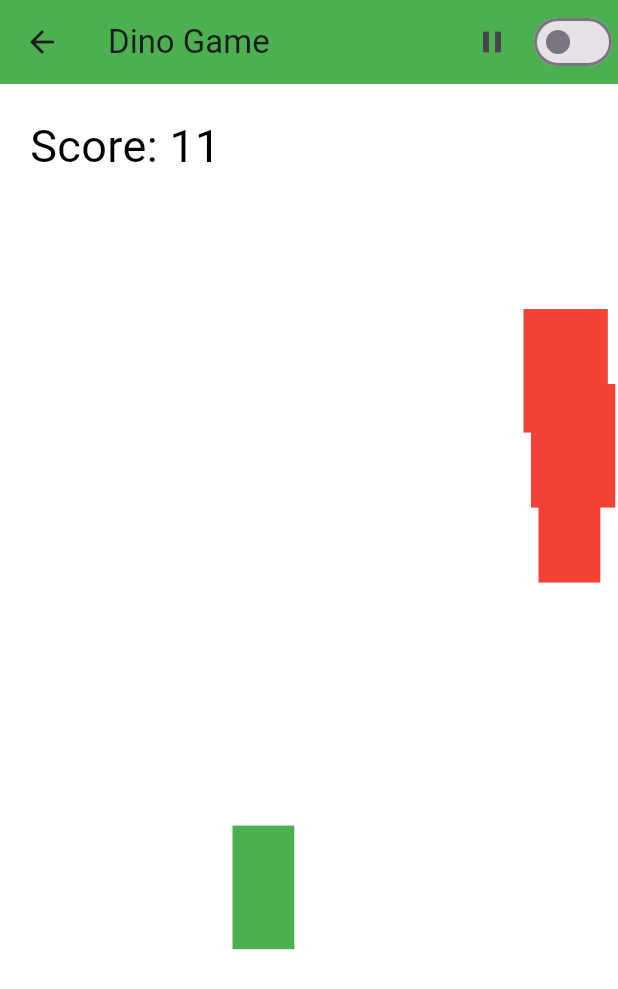
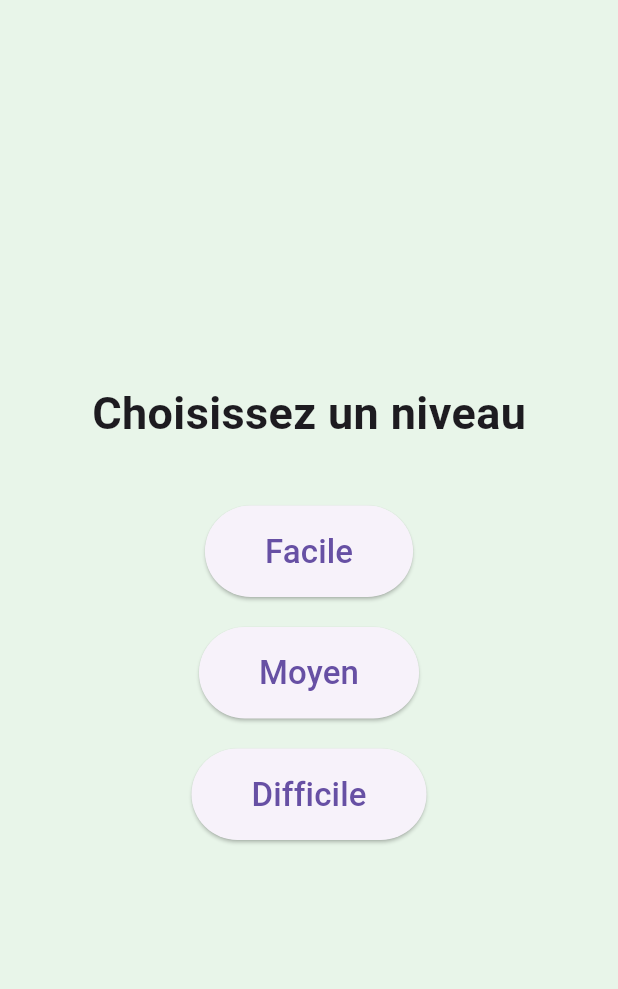
Before and after one commit to santultimate/Dino_Game, a Flutter app: the screen it shows after launch, after a tap on "Start Game", on a phone screen of 412 x 824 dp. Shown: the top 989 px of the screen. Run offline on Flutter 3.47's test engine with Material 3 defaults, Android fonts, the light colour scheme and no system bars; our stand-ins replace audioplayers, shared_preferences.

Commit message:
ajout difficulté niveaux

```diff
--- a/lib/main.dart
+++ b/lib/main.dart
@@ -1,9 +1,14 @@
 import 'dart:async';
+import 'dart:math';
 import 'package:flutter/material.dart';
 import 'package:audioplayers/audioplayers.dart';
 import 'package:shared_preferences/shared_preferences.dart';
 
 void main() => runApp(DinoGame());
+
+enum Difficulty { Easy, Medium, Hard }
+
+Difficulty selectedDifficulty = Difficulty.Medium;
 
 class DinoGame extends StatelessWidget {
   @override
@@ -22,16 +27,67 @@ class StartScreen extends StatelessWidget {
     return Scaffold(
       backgroundColor: Colors.green[100],
       body: Center(
-        child: ElevatedButton(
+        child: Column(
+          mainAxisAlignment: MainAxisAlignment.center,
+          children: [
+            Text(
+              '🐾 Dino Game 🦖',
+              style: TextStyle(
+                fontSize: 40,
+                fontWeight: FontWeight.bold,
+                color: Colors.green[800],
+              ),
+            ),
+            SizedBox(height: 50),
+            ElevatedButton(
               onPressed: () {
                 Navigator.push(
                   context,
-              MaterialPageRoute(builder: (context) => DinoGameScreen()),
+                  MaterialPageRoute(builder: (context) => DifficultySelectionScreen()),
                 );
               },
-          style: ElevatedButton.styleFrom(padding: EdgeInsets.symmetric(horizontal: 30, vertical: 15)),
+              style: ElevatedButton.styleFrom(
+                padding: EdgeInsets.symmetric(horizontal: 30, vertical: 15),
+              ),
               child: Text('Start Game', style: TextStyle(fontSize: 24)),
             ),
+          ],
+        ),
+      ),
+    );
+  }
+}
+
+class DifficultySelectionScreen extends StatelessWidget {
+  @override
+  Widget build(BuildContext context) {
+    return Scaffold(
+      backgroundColor: Colors.green[50],
+      body: Center(
+        child: Column(
+          mainAxisAlignment: MainAxisAlignment.center,
+          children: [
+            Text('Choisissez un niveau', style: TextStyle(fontSize: 30, fontWeight: FontWeight.bold)),
+            SizedBox(height: 30),
+            _buildDifficultyButton(context, 'Facile', Difficulty.Easy),
+            _buildDifficultyButton(context, 'Moyen', Difficulty.Medium),
+            _buildDifficultyButton(context, 'Difficile', Difficulty.Hard),
+          ],
+        ),
+      ),
+    );
+  }
+
+  Widget _buildDifficultyButton(BuildContext context, String label, Difficulty level) {
+    return Padding(
+      padding: const EdgeInsets.symmetric(vertical: 10),
+      child: ElevatedButton(
+        onPressed: () {
+          selectedDifficulty = level;
+          Navigator.push(context, MaterialPageRoute(builder: (_) => DinoGameScreen()));
+        },
+        style: ElevatedButton.styleFrom(padding: EdgeInsets.symmetric(horizontal: 40, vertical: 15)),
+        child: Text(label, style: TextStyle(fontSize: 22)),
       ),
     );
   }
@@ -44,7 +100,8 @@ class DinoGameScreen extends StatefulWidget {
 
 class _DinoGameScreenState extends State<DinoGameScreen> {
   final AudioCache _audioCache = AudioCache(prefix: 'assets/');
-  final AudioPlayer _bgmPlayer = AudioPlayer();
+  AudioPlayer? _bgmPlayer;
+  AudioPlayer? _effectPlayer;
 
   bool isJumping = false;
   bool isGameOver = false;
@@ -53,26 +110,45 @@ class _DinoGameScreenState extends State<DinoGameScreen> {
   int gameSpeed = 5;
   int score = 0;
   List<Obstacle> obstacles = [];
+  Random random = Random();
 
-  double dinosaurSize = 0.1; // Taille relative du dinosaure
-  double obstacleSize = 0.1; // Taille relative des obstacles
-  double dinosaurYPosition = 0.6; // Position verticale fixe du dinosaure
-  double dinosaurXPosition = 100; // Position horizontale du dinosaure
+  double dinosaurSize = 0.1;
+  double obstacleSize = 0.1;
+
+  double gameOverOpacity = 0;
+  double gameOverScale = 0.8;
 
   @override
   void initState() {
     super.initState();
-    _audioCache.loadAll(['jump.mp3', 'crash.mp3', 'bgm.mp3']);
-    _audioCache.loop('bgm.mp3').then((player) => _bgmPlayer.setVolume(0.3));
+
+    switch (selectedDifficulty) {
+      case Difficulty.Easy:
+        gameSpeed = 3;
+        break;
+      case Difficulty.Medium:
+        gameSpeed = 5;
+        break;
+      case Difficulty.Hard:
+        gameSpeed = 7;
+        break;
+    }
+
+    _initializeAudio();
     startGame();
     Timer.periodic(Duration(seconds: 1), (_) => increaseDifficulty());
   }
 
+  Future<void> _initializeAudio() async {
+    await _audioCache.loadAll(['jump.mp3', 'crash.mp3', 'bgm.mp3', 'gameover.mp3']);
+    _bgmPlayer?.stop();
+    _bgmPlayer = await _audioCache.loop('bgm.mp3');
+    _bgmPlayer?.setVolume(0.3);
+  }
+
   void jump() {
     if (isJumping || isPaused || isGameOver) return;
-    setState(() {
-      isJumping = true;
-    });
+    setState(() => isJumping = true);
     _audioCache.play('jump.mp3');
     Timer(Duration(milliseconds: 500), () => setState(() => isJumping = false));
   }
@@ -85,9 +161,21 @@ class _DinoGameScreenState extends State<DinoGameScreen> {
 
   void checkCollisions() {
     for (var obstacle in obstacles) {
-      if (obstacle.x < dinosaurXPosition + 50 && obstacle.x > dinosaurXPosition - 50 && !isJumping) {
+      if (obstacle.x < 100 + 50 && obstacle.x > 100 - 50 && !isJumping) {
         _audioCache.play('crash.mp3');
-        setState(() => isGameOver = true);
+        _audioCache.play('gameover.mp3');
+        _bgmPlayer?.stop();
+        setState(() {
+          isGameOver = true;
+          gameOverOpacity = 0;
+          gameOverScale = 0.8;
+        });
+        Future.delayed(Duration(milliseconds: 50), () {
+          setState(() {
+            gameOverOpacity = 1;
+            gameOverScale = 1.0;
+          });
+        });
         break;
       }
     }
@@ -96,7 +184,8 @@ class _DinoGameScreenState extends State<DinoGameScreen> {
   void addObstacle() {
     if (!isPaused && !isGameOver) {
       setState(() {
-        obstacles.add(Obstacle(x: 400, y: 150 + (50 * (obstacles.length % 3))));
+        double randomOffset = random.nextInt(200).toDouble();
+        obstacles.add(Obstacle(x: 400 + randomOffset));
       });
     }
   }
@@ -120,18 +209,13 @@ class _DinoGameScreenState extends State<DinoGameScreen> {
       }
       if (!isPaused) {
         setState(() {
-          // Faire avancer le dinosaure à chaque tick
-          dinosaurXPosition += 5;
-
-          // Déplacer les obstacles
           for (var obstacle in obstacles) {
             obstacle.x -= gameSpeed;
           }
           obstacles.removeWhere((obstacle) => obstacle.x < 0);
           score++;
           checkCollisions();
-
-          if (obstacles.length < 5) addObstacle();
+          if (obstacles.length < 3) addObstacle();
         });
       }
     });
@@ -147,17 +231,15 @@ class _DinoGameScreenState extends State<DinoGameScreen> {
 
   @override
   void dispose() {
-    _bgmPlayer.stop();
+    _bgmPlayer?.stop();
+    _bgmPlayer?.dispose();
     super.dispose();
   }
 
   @override
   Widget build(BuildContext context) {
-    // Obtenir les dimensions de l'écran
     double screenWidth = MediaQuery.of(context).size.width;
     double screenHeight = MediaQuery.of(context).size.height;
-
-    // Calculer les tailles des objets en fonction de l'écran
     double dinosaurWidth = screenWidth * dinosaurSize;
     double dinosaurHeight = screenHeight * dinosaurSize;
     double obstacleWidth = screenWidth * obstacleSize;
@@ -167,7 +249,7 @@ class _DinoGameScreenState extends State<DinoGameScreen> {
       onTap: jump,
       child: Scaffold(
         appBar: AppBar(
-          title: Text("Dino Game"),
+          title: Text("Dino Game - \${selectedDifficulty.name}"),
           actions: [
             IconButton(
               icon: Icon(isPaused ? Icons.play_arrow : Icons.pause),
@@ -181,29 +263,43 @@ class _DinoGameScreenState extends State<DinoGameScreen> {
           backgroundColor: isDarkMode ? Colors.black : Colors.green,
         ),
         body: isGameOver
-            ? Center(child: _buildGameOverScreen())
+            ? AnimatedOpacity(
+                opacity: gameOverOpacity,
+                duration: Duration(milliseconds: 500),
+                child: AnimatedScale(
+                  scale: gameOverScale,
+                  duration: Duration(milliseconds: 500),
+                  curve: Curves.easeOutBack,
+                  child: Center(child: _buildGameOverScreen()),
+                ),
+              )
             : Container(
-                color: isDarkMode ? Colors.black : Colors.white,
+                decoration: BoxDecoration(
+                  image: DecorationImage(
+                    image: AssetImage('assets/background.png'),
+                    fit: BoxFit.cover,
+                    alignment: Alignment.bottomCenter,
+                    scale: 1,
+                  ),
+                ),
                 child: Stack(
                   children: [
-                    // Obstacle
                     ...obstacles.map((o) => Positioned(
-                          top: o.y,
+                          bottom: 0,
                           left: o.x,
-                          child: Container(
+                          child: Image.asset(
+                            'assets/cactus.png',
                             width: obstacleWidth,
                             height: obstacleHeight,
-                            color: Colors.red,
                           ),
                         )),
-                    // Dinosaure
                     Positioned(
-                      top: isJumping ? screenHeight * 0.5 : screenHeight * dinosaurYPosition, // Ajuste vertical du saut
-                      left: dinosaurXPosition,
-                      child: Container(
+                      bottom: isJumping ? screenHeight * 0.2 : screenHeight * 0.1,
+                      left: 100,
+                      child: Image.asset(
+                        'assets/dino.png',
                         width: dinosaurWidth,
                         height: dinosaurHeight,
-                        color: Colors.green,
                       ),
                     ),
                     _buildScore(),
@@ -235,6 +331,16 @@ class _DinoGameScreenState extends State<DinoGameScreen> {
           style: TextStyle(fontSize: 50, color: isDarkMode ? Colors.white : Colors.black),
         ),
         SizedBox(height: 20),
+        Text(
+          'Niveau: ${selectedDifficulty.name}',
+          style: TextStyle(fontSize: 25, color: isDarkMode ? Colors.white70 : Colors.black87),
+        ),
+        SizedBox(height: 10),
+        Text(
+          'Score: $score',
+          style: TextStyle(fontSize: 30, color: isDarkMode ? Colors.white : Colors.black),
+        ),
+        SizedBox(height: 10),
         FutureBuilder<int>(
           future: loadBestScore(),
           builder: (context, snapshot) {
@@ -255,8 +361,20 @@ class _DinoGameScreenState extends State<DinoGameScreen> {
               isGameOver = false;
               obstacles.clear();
               score = 0;
+              gameOverOpacity = 0;
+              gameOverScale = 0.8;
+              switch (selectedDifficulty) {
+                case Difficulty.Easy:
+                  gameSpeed = 3;
+                  break;
+                case Difficulty.Medium:
                   gameSpeed = 5;
-              dinosaurXPosition = 100; // Réinitialiser la position horizontale du dinosaure
+                  break;
+                case Difficulty.Hard:
+                  gameSpeed = 7;
+                  break;
+              }
+              _initializeAudio();
               startGame();
             });
           },
@@ -269,6 +387,5 @@ class _DinoGameScreenState extends State<DinoGameScreen> {
 
 class Obstacle {
   double x;
-  double y;
-  Obstacle({required this.x, required this.y});
+  Obstacle({required this.x});
 }
--- a/pubspec.yaml
+++ b/pubspec.yaml
@@ -29,6 +29,7 @@ flutter:
     - assets/jump.mp3
     - assets/crash.mp3
     - assets/bgm.mp3
+    - assets/gameover.mp3
 
 flutter_icons:
   android: true
```
Also changed, not shown: 21 other files. Lines whose indentation alone changed are shown as unchanged.
